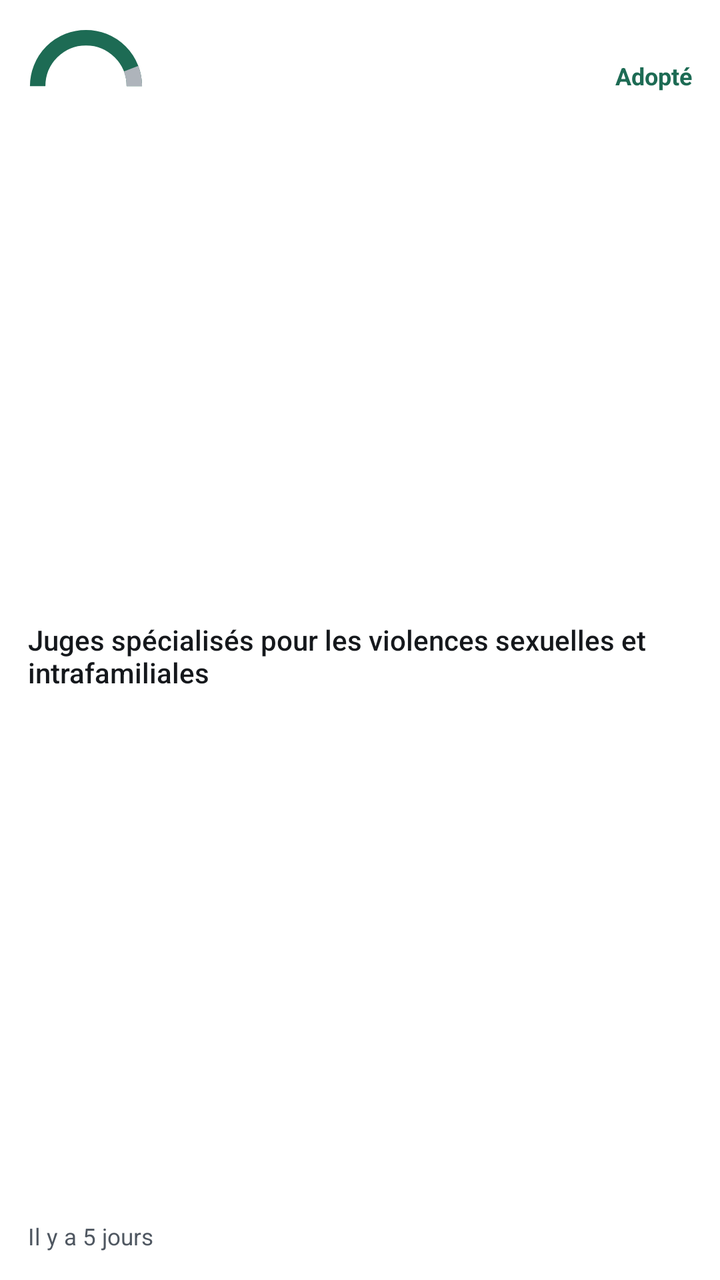
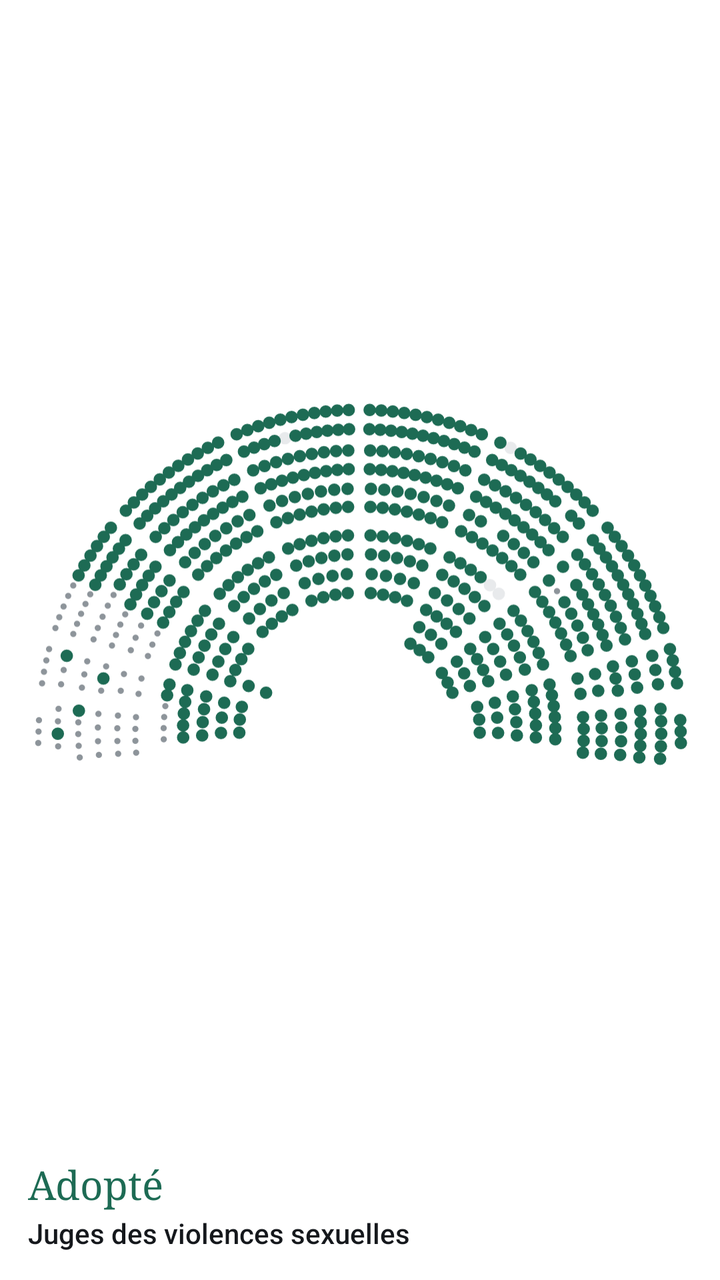

The first picture is an Android layout as it rendered before a commit; the second is the same layout after the commit. The layout source and the unified diff follow.
<!-- AndroidManifest.xml: fallback theme Theme.MaterialComponents.DayNight.NoActionBar -->
<!-- res/layout/decision_widget_small_preview.xml -->
<?xml version="1.0" encoding="utf-8"?>
<LinearLayout xmlns:android="http://schemas.android.com/apk/res/android"
    android:layout_width="match_parent"
    android:layout_height="match_parent"
    android:background="@drawable/decision_widget_preview_background"
    android:orientation="vertical"
    android:padding="14dp">

    <LinearLayout
        android:layout_width="match_parent"
        android:layout_height="wrap_content"
        android:gravity="bottom"
        android:orientation="horizontal">

        <ImageView
            android:layout_width="58dp"
            android:layout_height="32dp"
            android:importantForAccessibility="no"
            android:scaleType="fitXY"
            android:src="@drawable/decision_widget_preview_arc_adopte" />

        <TextView
            android:layout_width="0dp"
            android:layout_height="wrap_content"
            android:layout_weight="1"
            android:fontFamily="sans-serif"
            android:gravity="end"
            android:text="Adopté"
            android:textColor="@color/decision_widget_pour"
            android:textSize="12sp"
            android:textStyle="bold" />
    </LinearLayout>

    <TextView
        android:layout_width="match_parent"
        android:layout_height="0dp"
        android:layout_weight="1"
        android:ellipsize="end"
        android:fontFamily="sans-serif-medium"
        android:gravity="center_vertical"
        android:maxLines="3"
        android:text="Juges spécialisés pour les violences sexuelles et intrafamiliales"
        android:textColor="@color/decision_widget_primary"
        android:textSize="14sp" />

    <TextView
        android:layout_width="wrap_content"
        android:layout_height="wrap_content"
        android:text="Il y a 5 jours"
        android:textColor="@color/decision_widget_secondary"
        android:textSize="11.5sp" />
</LinearLayout>
<!-- resources referenced by this layout -->
<resources>
  <color name="decision_widget_pour">#FF1D6B54</color>
  <color name="decision_widget_primary">#FF15181C</color>
  <color name="decision_widget_secondary">#FF4F5761</color>
  <!-- drawable decision_widget_preview_arc_adopte (drawable) -->
  <?xml version="1.0" encoding="utf-8"?>
  <vector xmlns:android="http://schemas.android.com/apk/res/android"
      android:width="120dp"
      android:height="66dp"
      android:viewportWidth="120"
      android:viewportHeight="66">
      <path
          android:pathData="M10.00,60.00 A50,50 0 0,1 110.00,60.00"
          android:strokeColor="@color/decision_widget_pour"
          android:strokeWidth="16" />
      <path
          android:pathData="M106.63,41.95 A50,50 0 0,1 110.00,60.00"
          android:strokeColor="@color/decision_widget_abstention"
          android:strokeWidth="16" />
  </vector>
  <!-- drawable decision_widget_preview_background (drawable) -->
  <?xml version="1.0" encoding="utf-8"?>
  <shape xmlns:android="http://schemas.android.com/apk/res/android" android:shape="rectangle">
      <solid android:color="@color/decision_widget_background" />
      <corners android:radius="22dp" />
  </shape>
  <color name="decision_widget_abstention">#FFAEB4BB</color>
  <color name="decision_widget_background">#FFFFFFFF</color>
</resources>

<!-- the commit's change to res/layout/decision_widget_small_preview.xml (unified diff, before → after) -->
@@ -6,47 +6,32 @@
     android:orientation="vertical"
     android:padding="14dp">
 
-    <LinearLayout
-        android:layout_width="match_parent"
-        android:layout_height="wrap_content"
-        android:gravity="bottom"
-        android:orientation="horizontal">
-
-        <ImageView
-            android:layout_width="58dp"
-            android:layout_height="32dp"
-            android:importantForAccessibility="no"
-            android:scaleType="fitXY"
-            android:src="@drawable/decision_widget_preview_arc_adopte" />
-
-        <TextView
-            android:layout_width="0dp"
-            android:layout_height="wrap_content"
-            android:layout_weight="1"
-            android:fontFamily="sans-serif"
-            android:gravity="end"
-            android:text="Adopté"
-            android:textColor="@color/decision_widget_pour"
-            android:textSize="12sp"
-            android:textStyle="bold" />
-    </LinearLayout>
-
-    <TextView
+    <ImageView
         android:layout_width="match_parent"
         android:layout_height="0dp"
         android:layout_weight="1"
-        android:ellipsize="end"
-        android:fontFamily="sans-serif-medium"
-        android:gravity="center_vertical"
-        android:maxLines="3"
-        android:text="Juges spécialisés pour les violences sexuelles et intrafamiliales"
-        android:textColor="@color/decision_widget_primary"
-        android:textSize="14sp" />
+        android:adjustViewBounds="true"
+        android:importantForAccessibility="no"
+        android:scaleType="fitCenter"
+        android:src="@drawable/decision_widget_preview_hemicycle" />
 
     <TextView
         android:layout_width="wrap_content"
         android:layout_height="wrap_content"
-        android:text="Il y a 5 jours"
-        android:textColor="@color/decision_widget_secondary"
-        android:textSize="11.5sp" />
+        android:layout_marginTop="8dp"
+        android:fontFamily="serif"
+        android:text="Adopté"
+        android:textColor="@color/decision_widget_pour"
+        android:textSize="20sp" />
+
+    <TextView
+        android:layout_width="match_parent"
+        android:layout_height="wrap_content"
+        android:layout_marginTop="2dp"
+        android:ellipsize="end"
+        android:fontFamily="sans-serif-medium"
+        android:maxLines="2"
+        android:text="Juges des violences sexuelles"
+        android:textColor="@color/decision_widget_primary"
+        android:textSize="14sp" />
 </LinearLayout>
<!-- resource entries referenced after the edit -->
@@ -2,30 +2,13 @@
 <resources>
   <color name="decision_widget_pour">#FF1D6B54</color>
   <color name="decision_widget_primary">#FF15181C</color>
-  <color name="decision_widget_secondary">#FF4F5761</color>
-  <!-- drawable decision_widget_preview_arc_adopte (drawable) -->
-  <?xml version="1.0" encoding="utf-8"?>
-  <vector xmlns:android="http://schemas.android.com/apk/res/android"
-      android:width="120dp"
-      android:height="66dp"
-      android:viewportWidth="120"
-      android:viewportHeight="66">
-      <path
-          android:pathData="M10.00,60.00 A50,50 0 0,1 110.00,60.00"
-          android:strokeColor="@color/decision_widget_pour"
-          android:strokeWidth="16" />
-      <path
-          android:pathData="M106.63,41.95 A50,50 0 0,1 110.00,60.00"
-          android:strokeColor="@color/decision_widget_abstention"
-          android:strokeWidth="16" />
-  </vector>
   <!-- drawable decision_widget_preview_background (drawable) -->
   <?xml version="1.0" encoding="utf-8"?>
   <shape xmlns:android="http://schemas.android.com/apk/res/android" android:shape="rectangle">
       <solid android:color="@color/decision_widget_background" />
       <corners android:radius="22dp" />
   </shape>
-  <color name="decision_widget_abstention">#FFAEB4BB</color>
+  <!-- drawable decision_widget_preview_hemicycle: vector/xml drawable (drawable, 34006 chars, omitted) -->
   <color name="decision_widget_background">#FFFFFFFF</color>
 </resources>
 
